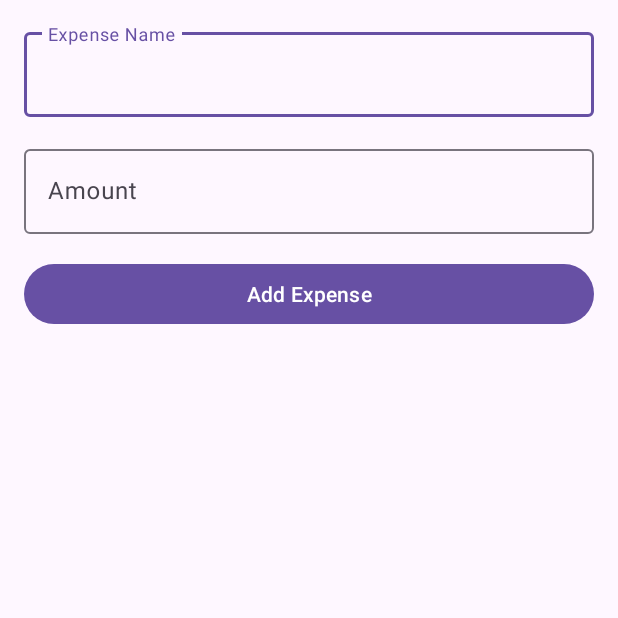
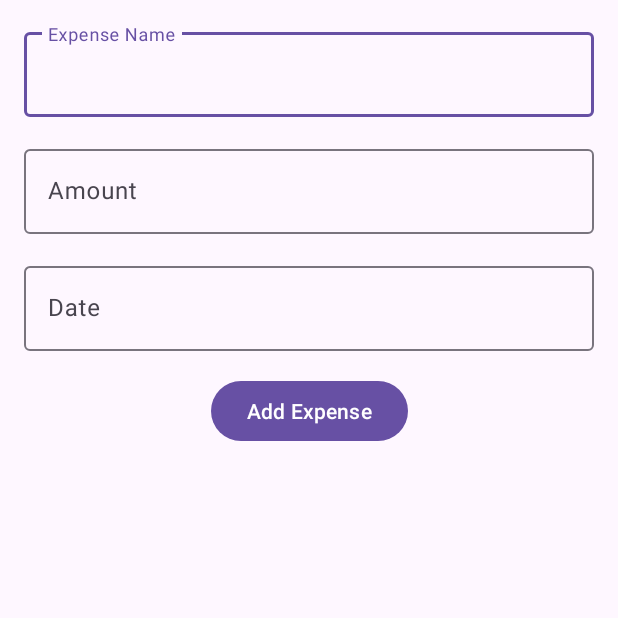
Before and after one commit to Niyazov2/Mad411, an Android app: the screen it shows after launch (MainActivity), on a phone screen of 412 x 824 dp, the top half of it. Run offline under Robolectric (Android 15) with nearby library versions, the phone set to English and light mode, and no system bars.

```diff
--- a/app/src/main/java/com/example/expensemad411/ExpAdapter.kt
+++ /dev/null
@@ -1,47 +0,0 @@
-package com.example.expensemad411
-
-import android.view.LayoutInflater
-import android.view.View
-import android.view.ViewGroup
-import android.widget.Button
-import android.widget.TextView
-import androidx.recyclerview.widget.RecyclerView
-
-class ExpAdapter(
-    private val expenses: MutableList<ExpenseClass>,
-    private val onDelete: (Int) -> Unit,
-    private val onShowDetails: (ExpenseClass) -> Unit
-) : RecyclerView.Adapter<ExpAdapter.ExpenseViewHolder>() {
-
-    inner class ExpenseViewHolder(itemView: View) : RecyclerView.ViewHolder(itemView) {
-        val tvName: TextView = itemView.findViewById(R.id.ExpenseName)
-        val tvAmount: TextView = itemView.findViewById(R.id.ExpenseAmount)
-        val btnDelete: Button = itemView.findViewById(R.id.Delete)
-        val btnShowDetails: Button = itemView.findViewById(R.id.Details)
-    }
-
-    override fun onCreateViewHolder(parent: ViewGroup, viewType: Int): ExpenseViewHolder {
-        val view = LayoutInflater.from(parent.context).inflate(R.layout.expense, parent, false)
-        return ExpenseViewHolder(view)
-    }
-
-    override fun onBindViewHolder(holder: ExpenseViewHolder, position: Int) {
-        val expense = expenses[position]
-        holder.tvName.text = expense.name
-        holder.tvAmount.text = "$${expense.amount}"
-
-
-        holder.btnDelete.setOnClickListener {
-            onDelete(position)
-        }
-
-
-        holder.btnShowDetails.setOnClickListener {
-            onShowDetails(expense)
-        }
-    }
-
-    override fun getItemCount(): Int {
-        return expenses.size
-    }
-}
--- /dev/null
+++ b/app/src/main/java/com/example/expensemad411/ExpenAdapter.kt
@@ -0,0 +1,38 @@
+package com.example.expensemad411
+
+import android.view.LayoutInflater
+import android.view.View
+import android.view.ViewGroup
+import android.widget.TextView
+import android.widget.Button
+import androidx.recyclerview.widget.RecyclerView
+
+class ExpenAdapter(
+    private val expenseList: MutableList<Expense>,
+    private val onDeleteClick: (Int) -> Unit
+) : RecyclerView.Adapter<ExpenAdapter.ExpenseViewHolder>() {
+
+    class ExpenseViewHolder(itemView: View): RecyclerView.ViewHolder(itemView) {
+        val expenseNameText: TextView = itemView.findViewById(R.id.textViewExpenseName)
+        val expenseAmountText: TextView = itemView.findViewById(R.id.textViewExpenseAmount)
+        val expenseDateText: TextView = itemView.findViewById(R.id.textViewExpenseDate)
+        val deleteButton: Button = itemView.findViewById(R.id.buttonDeleteExpense)
+    }
+
+    override fun onCreateViewHolder(parent: ViewGroup, viewType: Int): ExpenseViewHolder {
+        val view = LayoutInflater.from(parent.context).inflate(R.layout.expense, parent, false)
+        return ExpenseViewHolder(view)
+    }
+
+    override fun onBindViewHolder(holder: ExpenseViewHolder, position: Int) {
+        val expense = expenseList[position]
+        holder.expenseNameText.text = expense.name
+        holder.expenseAmountText.text = "$${expense.amount}"
+        holder.expenseDateText.text = expense.date
+        holder.deleteButton.setOnClickListener {
+            onDeleteClick(position)
+        }
+    }
+
+    override fun getItemCount(): Int = expenseList.size
+}
--- a/app/src/main/java/com/example/expensemad411/ExpenseClass.kt
+++ /dev/null
@@ -1,5 +0,0 @@
-package com.example.expensemad411
-
-import java.io.Serializable
-
-data class ExpenseClass(val name: String, val amount: Double) : Serializable
--- a/app/src/main/java/com/example/expensemad411/MainActivity.kt
+++ b/app/src/main/java/com/example/expensemad411/MainActivity.kt
@@ -1,97 +1,105 @@
 package com.example.expensemad411
 
-import android.content.Intent
 import android.os.Bundle
 import android.util.Log
 import android.widget.Button
+import android.widget.EditText
 import android.widget.Toast
 import androidx.appcompat.app.AppCompatActivity
 import androidx.recyclerview.widget.LinearLayoutManager
 import androidx.recyclerview.widget.RecyclerView
-import com.google.android.material.textfield.TextInputEditText
-import java.util.*
+
+import android.app.DatePickerDialog
+import java.util.Calendar
 
 class MainActivity : AppCompatActivity() {
 
-    private val expenses = ArrayList<ExpenseClass>()
-    private lateinit var expenseAdapter: ExpAdapter
-
+    // Global variables
+    private lateinit var expenseAdapter: ExpenAdapter
+    private val expenseList = mutableListOf<Expense>()
 
     override fun onCreate(savedInstanceState: Bundle?) {
         super.onCreate(savedInstanceState)
+        Log.d("MainActivity", "onCreate called")
         setContentView(R.layout.activity_main)
 
-        Log.d("MainActivityLifecycle", "onCreate called")
+        val expenseNameInput = findViewById<EditText>(R.id.editTextExpenseName)
+        val amountInput = findViewById<EditText>(R.id.editTextAmount)
+        val dateInput = findViewById<EditText>(R.id.editTextDate)
+        val addExpenseButton = findViewById<Button>(R.id.buttonAddExpense)
+        val expensesRecyclerView = findViewById<RecyclerView>(R.id.recyclerViewExpenses)
 
+        // Initialize adapter
+        expenseAdapter = ExpenAdapter(expenseList,
+            onDeleteClick = { position ->
+                expenseList.removeAt(position)
+                expenseAdapter.notifyItemRemoved(position)
+            }
+        )
+        expensesRecyclerView.layoutManager = LinearLayoutManager(this)
+        expensesRecyclerView.adapter = expenseAdapter
 
-        val nameInput = findViewById<TextInputEditText>(R.id.ExpenseName)
-        val amountInput = findViewById<TextInputEditText>(R.id.ExpenseAmount)
-        val addButton = findViewById<Button>(R.id.addExpense)
-        val recyclerView = findViewById<RecyclerView>(R.id.exView)
-
-
-        recyclerView.layoutManager = LinearLayoutManager(this)
-        expenseAdapter = ExpAdapter(expenses, { position ->
-            expenses.removeAt(position)
-            expenseAdapter.notifyItemRemoved(position)
-        }, { expense ->
-            val intent = Intent(this, ExpenseActivity::class.java)
-            intent.putExtra("expense_name", expense)
-            intent.putExtra("expense_amount", expense)
-            startActivity(intent)
-        })
-        recyclerView.adapter = expenseAdapter
-
-
-        addButton.setOnClickListener {
-            val name = nameInput.text.toString().trim()
-            val amountText = amountInput.text.toString().trim()
-
-            if (name.isEmpty() || amountText.isEmpty()) {
-                Toast.makeText(this, "Please fill both fields", Toast.LENGTH_SHORT).show()
-                return@setOnClickListener
-            }
-
-            val amount = amountText.toDoubleOrNull()
-            if (amount == null) {
-                Toast.makeText(this, "Enter a valid amount", Toast.LENGTH_SHORT).show()
-                return@setOnClickListener
-            }
-
-            // Create new expense with date
-            val newExpense = ExpenseClass(name, amount)
-            expenses.add(newExpense)
-            expenseAdapter.notifyItemInserted(expenses.size - 1)
-
-            nameInput.text?.clear()
-            amountInput.text?.clear()
+        //  DatePickerDialog
+        dateInput.setOnClickListener {
+            val calendar = Calendar.getInstance()
+            DatePickerDialog(this, { _, year, month, day ->
+                dateInput.setText("$day/${month + 1}/$year")
+            }, calendar.get(Calendar.YEAR), calendar.get(Calendar.MONTH), calendar.get(Calendar.DAY_OF_MONTH)).show()
         }
 
+        // Add Expense
+        addExpenseButton.setOnClickListener {
+            addExpense(expenseNameInput, amountInput, dateInput)
+        }
     }
 
-    // Lifecycle Logging
+    // function to add expense
+    private fun addExpense(nameInput: EditText, amountInput: EditText, dateInput: EditText) {
+        val name = nameInput.text.toString().trim()
+        val amountText = amountInput.text.toString().trim()
+        val date = dateInput.text.toString().trim()
+
+        if (name.isEmpty()) {
+            Toast.makeText(this, "Expense name cannot be empty", Toast.LENGTH_SHORT).show()
+            return
+        }
+        if (amountText.isEmpty()) {
+            Toast.makeText(this, "Amount cannot be empty", Toast.LENGTH_SHORT).show()
+            return
+        }
+        val amount = amountText.toDoubleOrNull() ?: run {
+            Toast.makeText(this, "Invalid amount", Toast.LENGTH_SHORT).show()
+            return
+        }
+        val expenseDate = if (date.isEmpty()) "N/A" else date
+
+        expenseList.add(Expense(name, amount, expenseDate))
+        expenseAdapter.notifyItemInserted(expenseList.size - 1)
+
+        nameInput.text.clear()
+        amountInput.text.clear()
+        dateInput.text.clear()
+    }
+
+    // Lifecycle  methods
     override fun onStart() {
         super.onStart()
-        Log.d("MainActivityLifecycle", "onStart called")
+        Log.d("MainActivity", "onStart called")
     }
-
     override fun onResume() {
         super.onResume()
-        Log.d("MainActivityLifecycle", "onResume called")
+        Log.d("MainActivity", "onResume called")
     }
-
     override fun onPause() {
         super.onPause()
-        Log.d("MainActivityLifecycle", "onPause called")
+        Log.d("MainActivity", "onPause called")
     }
-
     override fun onStop() {
         super.onStop()
-        Log.d("MainActivityLifecycle", "onStop called")
+        Log.d("MainActivity", "onStop called")
     }
-
     override fun onDestroy() {
         super.onDestroy()
-        Log.d("MainActivityLifecycle", "onDestroy called")
+        Log.d("MainActivity", "onDestroy called")
     }
 }
--- a/app/src/main/res/layout/activity_main.xml
+++ b/app/src/main/res/layout/activity_main.xml
@@ -1,64 +1,75 @@
 <?xml version="1.0" encoding="utf-8"?>
-<androidx.constraintlayout.widget.ConstraintLayout xmlns:android="http://schemas.android.com/apk/res/android"
+<androidx.constraintlayout.widget.ConstraintLayout
+    xmlns:android="http://schemas.android.com/apk/res/android"
     xmlns:app="http://schemas.android.com/apk/res-auto"
-    xmlns:tools="http://schemas.android.com/tools"
-    android:id="@+id/main"
     android:layout_width="match_parent"
-    android:layout_height="match_parent"
-    tools:context=".MainActivity">
+    android:layout_height="match_parent">
 
     <com.google.android.material.textfield.TextInputLayout
-        android:id="@+id/exName"
+        android:id="@+id/textInputLayoutExpenseName"
         android:layout_width="0dp"
         android:layout_height="wrap_content"
         android:hint="Expense Name"
         app:layout_constraintTop_toTopOf="parent"
-        app:layout_constraintStart_toStartOf="parent"
-        app:layout_constraintEnd_toEndOf="parent"
+        app:layout_constraintLeft_toLeftOf="parent"
+        app:layout_constraintRight_toRightOf="parent"
         android:layout_margin="16dp">
-
         <com.google.android.material.textfield.TextInputEditText
-            android:id="@+id/ExpenseName"
+            android:id="@+id/editTextExpenseName"
             android:layout_width="match_parent"
             android:layout_height="wrap_content" />
     </com.google.android.material.textfield.TextInputLayout>
 
     <com.google.android.material.textfield.TextInputLayout
-        android:id="@+id/exAmount"
+        android:id="@+id/textInputLayoutAmount"
         android:layout_width="0dp"
         android:layout_height="wrap_content"
         android:hint="Amount"
-        app:layout_constraintTop_toBottomOf="@id/exName"
-        app:layout_constraintStart_toStartOf="parent"
-        app:layout_constraintEnd_toEndOf="parent"
+        app:layout_constraintTop_toBottomOf="@id/textInputLayoutExpenseName"
+        app:layout_constraintLeft_toLeftOf="parent"
+        app:layout_constraintRight_toRightOf="parent"
         android:layout_margin="16dp">
-
         <com.google.android.material.textfield.TextInputEditText
-            android:id="@+id/ExpenseAmount"
+            android:id="@+id/editTextAmount"
             android:layout_width="match_parent"
             android:layout_height="wrap_content"
             android:inputType="numberDecimal" />
     </com.google.android.material.textfield.TextInputLayout>
 
-    <Button
-        android:id="@+id/addExpense"
+    <!-- Date Input (Optional) -->
+    <com.google.android.material.textfield.TextInputLayout
+        android:id="@+id/textInputLayoutDate"
         android:layout_width="0dp"
         android:layout_height="wrap_content"
+        android:hint="Date"
+        app:layout_constraintTop_toBottomOf="@id/textInputLayoutAmount"
+        app:layout_constraintLeft_toLeftOf="parent"
+        app:layout_constraintRight_toRightOf="parent"
+        android:layout_margin="16dp">
+        <com.google.android.material.textfield.TextInputEditText
+            android:id="@+id/editTextDate"
+            android:layout_width="match_parent"
+            android:layout_height="wrap_content"
+            android:focusable="false" />
+    </com.google.android.material.textfield.TextInputLayout>
+
+    <Button
+        android:id="@+id/buttonAddExpense"
+        android:layout_width="wrap_content"
+        android:layout_height="wrap_content"
         android:text="Add Expense"
-        app:layout_constraintTop_toBottomOf="@id/exAmount"
-        app:layout_constraintStart_toStartOf="parent"
-        app:layout_constraintEnd_toEndOf="parent"
-        android:layout_margin="16dp" />
+        app:layout_constraintTop_toBottomOf="@id/textInputLayoutDate"
+        app:layout_constraintLeft_toLeftOf="parent"
+        app:layout_constraintRight_toRightOf="parent"
+        android:layout_marginTop="16dp"/>
 
     <androidx.recyclerview.widget.RecyclerView
-        android:id="@+id/exView"
+        android:id="@+id/recyclerViewExpenses"
         android:layout_width="0dp"
         android:layout_height="0dp"
-        android:layout_margin="16dp"
+        app:layout_constraintTop_toBottomOf="@id/buttonAddExpense"
         app:layout_constraintBottom_toBottomOf="parent"
-        app:layout_constraintEnd_toEndOf="parent"
-        app:layout_constraintStart_toStartOf="parent"
-        app:layout_constraintTop_toBottomOf="@id/addExpense"
-        app:layout_constraintVertical_bias="1.0" />
-
+        app:layout_constraintLeft_toLeftOf="parent"
+        app:layout_constraintRight_toRightOf="parent"
+        android:layout_marginTop="16dp"/>
 </androidx.constraintlayout.widget.ConstraintLayout>
--- a/gradle/libs.versions.toml
+++ b/gradle/libs.versions.toml
@@ -9,6 +9,7 @@ appcompat = "1.6.1"
 material = "1.10.0"
 activity = "1.8.0"
 constraintlayout = "2.1.4"
+materialVersion = "1.12.0"
 
 [libraries]
 androidx-core-ktx = { group = "androidx.core", name = "core-ktx", version.ref = "coreKtx" }
@@ -19,6 +20,7 @@ androidx-appcompat = { group = "androidx.appcompat", name = "appcompat", version
 material = { group = "com.google.android.material", name = "material", version.ref = "material" }
 androidx-activity = { group = "androidx.activity", name = "activity", version.ref = "activity" }
 androidx-constraintlayout = { group = "androidx.constraintlayout", name = "constraintlayout", version.ref = "constraintlayout" }
+material-v1120 = { module = "com.google.android.material:material", version.ref = "materialVersion" }
 
 [plugins]
 android-application = { id = "com.android.application", version.ref = "agp" }
```
Also changed, not shown: app/build.gradle (+9 -8 lines), app/src/main/java/com/example/expensemad411/Expense.kt (added, +7 -0 lines), app/src/main/java/com/example/expensemad411/ExpenseActivity.kt (deleted, +0 -25 lines), app/src/main/res/layout/activity_expense.xml (deleted, +0 -30 lines), app/src/main/res/layout/expense.xml (+28 -28 lines).
